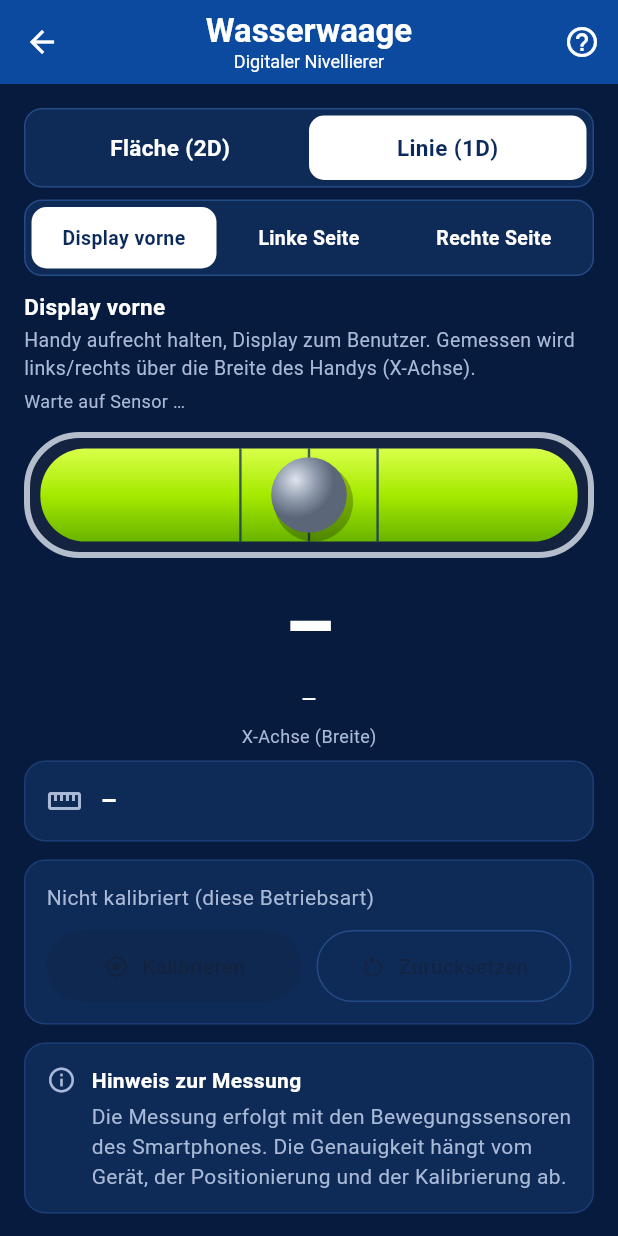
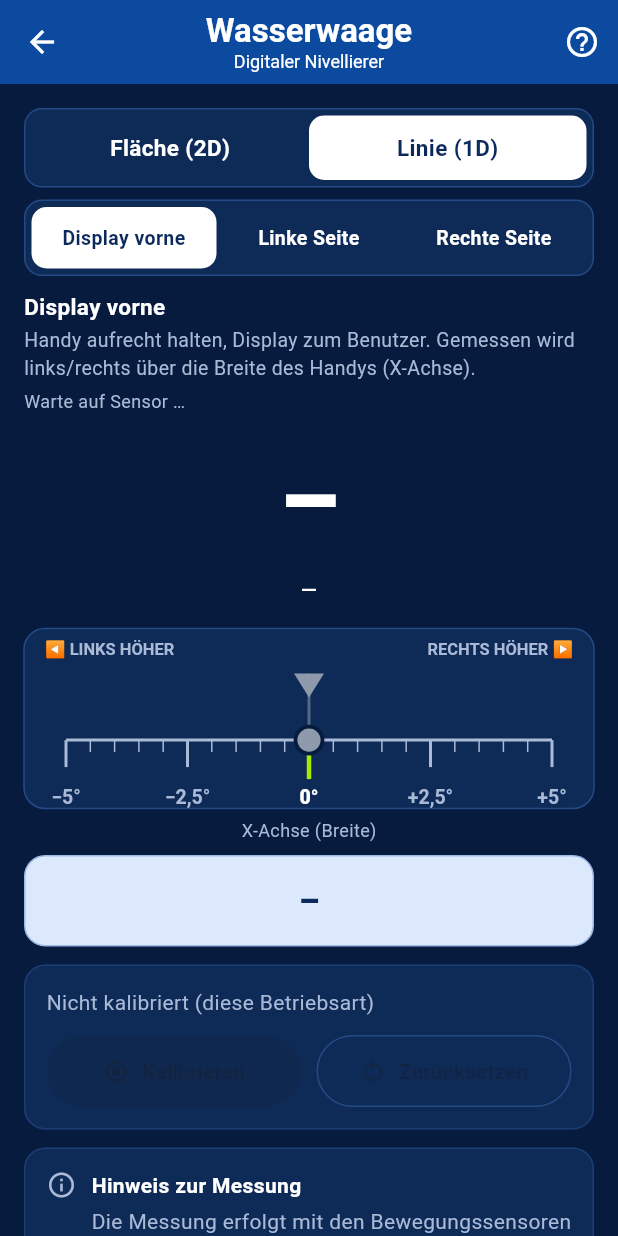
Before and after one commit to astritnika2-werk/werkcalc, a Flutter app: the WasserwaagePage screen opened directly, after a tap on "Linie (1D)", on a phone screen of 412 x 824 dp. Run offline on Flutter 3.47's test engine with Material 3 defaults, Android fonts, the phone set to English and light mode, and no system bars; our stand-ins replace image_picker, pdf, printing, sensors_plus, share_plus, shared_preferences and 1 more; missing offline and left inert: google_mlkit_text_recognition; accounts and stored records are empty.

Commit message:
Wasserwaage: digitale Skala (1D) und digitale Fläche (2D) statt Blase; Messlogik unverändert
Co-Authored-By: Claude Sonnet 5.5 <noreply@anthropic.com>
Claude-Session: https://claude.ai/code/session_01PTW2dnjuhFN71tGaVrWHGv

```diff
--- a/lib/wasserwaage_logik.dart
+++ b/lib/wasserwaage_logik.dart
@@ -353,7 +353,7 @@ extension ModusInfo on Modus {
       };
 
   String get anleitung => switch (this) {
-        Modus.flaeche => 'Handy flach auf die Rückseite legen (Display oben). Die Blase zeigt die Neigung in alle Richtungen.',
+        Modus.flaeche => 'Handy flach auf die Rückseite legen (Display oben). Der Marker zeigt die Neigung in alle Richtungen.',
         Modus.linieDisplay =>
           'Handy aufrecht halten, Display zum Benutzer. Gemessen wird links/rechts über die Breite des Handys (X-Achse).',
         Modus.linieLinks =>
--- a/lib/wasserwaage_page.dart
+++ b/lib/wasserwaage_page.dart
@@ -19,9 +19,7 @@ const _kRand = Color(0xFF244A86);
 const _kText = Colors.white;
 const _kText2 = Color(0xFFA9B9D6);
 const _kBlau = Color(0xFF0B4A9F);
-const _kLimeHell = Color(0xFFD9FF4A);
 const _kLimeMitte = Color(0xFFA6EA00);
-const _kLimeDunkel = Color(0xFF68B400);
 const _kGruen = Color(0xFF2FBF4A);
 const _ziffern = [FontFeature.tabularFigures()];
 
@@ -146,22 +144,21 @@ class _WasserwaagePageState extends State<WasserwaagePage> {
           child: Text(
             'Wählen Sie die Betriebsart, passend zur Lage des Handys. Gemessen wird nur in dieser Lage; '
             'nichts wird automatisch erraten.\n\n'
-            'Fläche (2D): Handy flach auf die Rückseite (Display oben). Die Blase zeigt die Neigung in '
-            'zwei Achsen und wandert zur höheren Seite.\n'
+            'Fläche (2D): Handy flach auf die Rückseite (Display oben). Der Marker zeigt die Neigung in '
+            'zwei Achsen (X nach rechts, Y nach vorne) und steht bei X 0,00° / Y 0,00° genau in der Mitte.\n'
             'Linie – Display vorne: Handy aufrecht, Display zum Benutzer. Gemessen wird links/rechts '
             'über die Breite (X-Achse).\n'
             'Linie – Linke Seite: Handy steht auf der linken Seitenkante, Display zum Benutzer '
             '(Oberkante zeigt nach links). Gemessen wird entlang der Längskante (Y-Achse). Die '
             'Anzeige ist dafür gedreht, damit sie in dieser Lage lesbar ist.\n'
             'Linie – Rechte Seite: wie links, nur auf der rechten Seitenkante (Oberkante zeigt nach rechts).\n'
-            'Die Blase wandert immer zur höheren Seite.\n\n'
+            'Der Marker bewegt sich immer zur höheren Seite. Skala: ±5° (darüber bleibt der Marker am Rand und wird orange).\n\n'
             'Kalibrieren: Handy auf eine Referenzfläche legen und „Kalibrieren“ tippen. Die Lage in '
             'dieser Zeit (ca. 2 Sekunden) gilt danach als 0,00°. Die Kalibrierung gilt für die '
             'gewählte Betriebsart. „Zurücksetzen“ löscht alle.\n\n'
             'Neigung: Winkel gegen die Senkrechte der Lage. Gefälle %: Höhenunterschied je 100 cm. '
             'Gefälle mm/m: Höhenunterschied je Meter.\n\n'
-            'Die Skala der Blase ist vergrößert gezeichnet, damit kleine Neigungen sichtbar sind; die '
-            'Zahlen sind unverändert. Die Werte werden mit dem Gyroskop geglättet, damit sie nicht '
+            'Die Anzeige ist linear und verwendet exakt die gemessenen Werte. Die Werte werden mit dem Gyroskop geglättet, damit sie nicht '
             'springen; im Ruhezustand entspricht der Wert genau der Messung.\n\n$_kHinweis',
           ),
         ),
@@ -288,13 +285,20 @@ class _WasserwaagePageState extends State<WasserwaagePage> {
   List<Widget> _flaecheAnsicht(Neigung? n, bool lageOk) {
     final Neigung? m = (n != null && n.gueltig && lageOk) ? n : null;
     return [
+      Center(
+        child: Text(
+          m == null ? 'X – / Y –' : 'X ${zahl(m.aGrad)}° / Y ${zahl(m.bGrad)}°',
+          style: const TextStyle(fontSize: 22, fontWeight: FontWeight.w800, color: _kText, fontFeatures: _ziffern),
+        ),
+      ),
+      const SizedBox(height: 10),
       LayoutBuilder(builder: (context, c) {
         final d = math.min(c.maxWidth, 420.0);
         return Center(
           child: SizedBox(
             width: d,
             height: d,
-            child: CustomPaint(size: Size(d, d), painter: _LibellePainter(neigung: m)),
+            child: CustomPaint(size: Size(d, d), painter: FlaechePainter(neigung: m)),
           ),
         );
       }),
@@ -313,29 +317,46 @@ class _WasserwaagePageState extends State<WasserwaagePage> {
   List<Widget> _linieAnsicht(Modus modus, Linienmessung? l, bool lageOk) {
     final Linienmessung? m = (l != null && l.gueltig && lageOk) ? l : null;
     final grad = m?.grad ?? 0.0;
+    final text = m == null ? '–' : linienRichtung(m).toUpperCase();
+    final waagerecht = m != null && text == 'WAAGERECHT';
     return [
-      SizedBox(
-        height: 84,
-        child: CustomPaint(
-          painter: _RoehrePainter(waagerecht: true, grad: grad, aktiv: m != null),
-          child: const SizedBox.expand(),
-        ),
-      ),
-      const SizedBox(height: 8),
       Center(
         child: Text(m == null ? '–' : '${zahl(grad)}°',
-            style: const TextStyle(fontSize: 52, fontWeight: FontWeight.w800, color: _kText, fontFeatures: _ziffern)),
+            style: const TextStyle(fontSize: 64, fontWeight: FontWeight.w800, color: _kText, fontFeatures: _ziffern)),
       ),
       Center(
         child: Text(
           m == null ? '–' : '${zahl(m.prozent)} %   |   ${zahl(m.mmProM, 0)} mm/m',
-          style: const TextStyle(fontSize: 17, color: _kText, fontFeatures: _ziffern),
+          style: const TextStyle(fontSize: 19, color: _kText, fontFeatures: _ziffern),
         ),
       ),
-      const SizedBox(height: 4),
+      const SizedBox(height: 12),
+      SizedBox(
+        height: 120,
+        child: CustomPaint(
+          painter: SkalaPainter(grad: grad, aktiv: m != null),
+          child: const SizedBox.expand(),
+        ),
+      ),
+      const SizedBox(height: 6),
       Center(child: Text(modus.achseText, style: const TextStyle(color: _kText2, fontSize: 12))),
       const SizedBox(height: 8),
-      _Richtung(text: m == null ? '–' : linienRichtung(m)),
+      Container(
+        width: double.infinity,
+        padding: const EdgeInsets.symmetric(vertical: 14),
+        alignment: Alignment.center,
+        decoration: BoxDecoration(
+          color: waagerecht ? const Color(0xFF123F27) : const Color(0xFFDCE8FB),
+          borderRadius: BorderRadius.circular(14),
+          border: Border.all(color: waagerecht ? _kGruen : const Color(0xFF9DB9E6)),
+        ),
+        child: Text(text,
+            style: TextStyle(
+                fontSize: 22,
+                letterSpacing: 1.2,
+                fontWeight: FontWeight.w800,
+                color: waagerecht ? _kText : const Color(0xFF0B2A5B))),
+      ),
     ];
   }
 
@@ -523,171 +544,222 @@ class _Banner extends StatelessWidget {
   }
 }
 
-class _Richtung extends StatelessWidget {
-  const _Richtung({required this.text});
-  final String text;
+// ───────────────────────── Zeichnung ─────────────────────────
 
-  @override
-  Widget build(BuildContext context) => _Karte(
-        child: Row(children: [
-          const Icon(Icons.straighten, color: _kText2),
-          const SizedBox(width: 12),
-          Expanded(
-            child: Text(text, style: const TextStyle(fontSize: 17, fontWeight: FontWeight.w700, color: _kText)),
-          ),
-        ]),
-      );
+/// Skalenbereich der digitalen Anzeige in Grad (±). Die Anzeige ist linear;
+/// darüber hinaus bleibt der Marker am Rand stehen und wird orange.
+const double _kSkala = 5.0;
+
+/// Lage des Markers auf der 1D-Skala: −1 (links, −5°) … 0 (Mitte, 0°) … +1 (rechts, +5°).
+/// Linear im Messwert; über den Rand hinaus bleibt der Marker am Rand.
+double skalaAnteil(double grad) => (grad / _kSkala).clamp(-1.0, 1.0);
+
+/// Lage des Markers in der 2D-Fläche (x nach rechts, y nach oben, −1…1), linear in den
+/// Messwerten X und Y (Grad). Außerhalb der Skala bleibt die Richtung erhalten.
+({double x, double y, bool ausserhalb}) flaechenAnteil(double xGrad, double yGrad) {
+  final groesst = math.max(xGrad.abs(), yGrad.abs());
+  if (groesst > _kSkala) {
+    return (x: xGrad / groesst, y: yGrad / groesst, ausserhalb: true);
+  }
+  return (x: xGrad / _kSkala, y: yGrad / _kSkala, ausserhalb: false);
+}
+const _kOrange = Color(0xFFFFA24A);
+
+void _beschriften(Canvas canvas, String text, Offset pos,
+    {Color color = _kText2, double size = 12, FontWeight weight = FontWeight.w600, Alignment anker = Alignment.center}) {
+  final tp = TextPainter(
+    text: TextSpan(text: text, style: TextStyle(color: color, fontSize: size, fontWeight: weight, fontFeatures: _ziffern)),
+    textDirection: TextDirection.ltr,
+  )..layout();
+  final dx = pos.dx - tp.width * (anker.x + 1) / 2;
+  final dy = pos.dy - tp.height * (anker.y + 1) / 2;
+  tp.paint(canvas, Offset(dx, dy));
 }
 
-// ───────────────────────── Zeichnung ─────────────────────────
-
-/// Kreislibelle (2D). Die Blase kommt aus derselben Rechnung wie die Zahlen
-/// ([blasenPosition]); sie wandert zur höheren Seite.
-class _LibellePainter extends CustomPainter {
-  _LibellePainter({required this.neigung});
-  final Neigung? neigung;
-
-  static const _ringe = [1.0, 5.0, 15.0, 30.0, 45.0];
-
-  @override
-  void paint(Canvas canvas, Size size) {
-    final n = neigung; // null, wenn kein gültiger Messwert
-    final aktiv = n != null;
-    final mitte = size.center(Offset.zero);
-    final r = size.width / 2 - 4;
-    final rand = r * 0.07;
-    final inner = r - rand;
-
-    // Metallring und Scheibe.
-    canvas.drawCircle(
-      mitte,
-      r,
-      Paint()
-        ..shader = const SweepGradient(colors: [
-          Color(0xFF5B6678), Color(0xFFC3CBD8), Color(0xFF4A5568), Color(0xFFB0B9C8), Color(0xFF5B6678),
-        ]).createShader(Rect.fromCircle(center: mitte, radius: r)),
-    );
-    canvas.drawCircle(
-      mitte,
-      inner,
-      Paint()
-        ..shader = const RadialGradient(
-          colors: [_kLimeHell, _kLimeMitte, _kLimeDunkel],
-          stops: [0.0, 0.65, 1.0],
-        ).createShader(Rect.fromCircle(center: mitte, radius: inner)),
-    );
-
-    final dunkel = Paint()
-      ..style = PaintingStyle.stroke
-      ..strokeWidth = 1.2
-      ..color = const Color(0xFF0B2A5B).withValues(alpha: 0.75);
-    final fein = Paint()
-      ..style = PaintingStyle.stroke
-      ..strokeWidth = 1
-      ..color = const Color(0xFF0B2A5B).withValues(alpha: 0.28);
-
-    final br = inner * 0.12; // Blasenradius
-    final skalaR = inner - br; // Radius der größten Neigung der Lage
-    for (final a in _ringe) {
-      canvas.drawCircle(mitte, skalaR * anzeigeSkala(a), a == 1.0 ? dunkel : fein);
-    }
-    canvas.drawLine(mitte - Offset(inner, 0), mitte + Offset(inner, 0), dunkel);
-    canvas.drawLine(mitte - Offset(0, inner), mitte + Offset(0, inner), dunkel);
-    // Teilstriche am Rand.
-    for (var i = 0; i < 4; i++) {
-      final w = i * math.pi / 2;
-      final d = Offset(math.cos(w), math.sin(w));
-      canvas.drawLine(mitte + d * (inner - 10), mitte + d * inner, dunkel..strokeWidth = 2);
-    }
-
-    // Blase.
-    final pos = n != null ? blasenPosition(n) : (dx: 0.0, dy: 0.0);
-    final bm = mitte + Offset(pos.dx, pos.dy) * skalaR;
-    canvas.drawCircle(bm + Offset(br * 0.15, br * 0.2), br * 1.05, Paint()..color = Colors.black.withValues(alpha: 0.25));
-    canvas.drawCircle(
-      bm,
-      br,
-      Paint()
-        ..shader = RadialGradient(
-          center: const Alignment(-0.35, -0.4),
-          colors: aktiv
-              ? const [Color(0xFFE9FFB5), Color(0xFF2FBF4A), Color(0xFF0B7A2B)]
-              : const [Color(0xFFE0E5EE), Color(0xFF8E99AB), Color(0xFF5B6678)],
-          stops: const [0.0, 0.55, 1.0],
-        ).createShader(Rect.fromCircle(center: bm, radius: br)),
-    );
-  }
-
-  @override
-  bool shouldRepaint(_LibellePainter o) => true;
-}
-
-/// Libellenrohr (1D), waagerecht oder senkrecht. Positiver Winkel: das positive
-/// Ende der Achse (rechts bzw. oben) liegt höher, die Blase wandert dorthin.
-class _RoehrePainter extends CustomPainter {
-  _RoehrePainter({required this.waagerecht, required this.grad, required this.aktiv});
-  final bool waagerecht;
+/// Digitale Skala (1D): −5° … +5°, Marker bewegt sich linear mit dem Messwert.
+/// Bei exakt 0° steht der Marker genau in der Mitte.
+class SkalaPainter extends CustomPainter {
+  SkalaPainter({required this.grad, required this.aktiv});
   final double grad;
   final bool aktiv;
 
   @override
   void paint(Canvas canvas, Size size) {
-    final laenge = waagerecht ? size.width : size.height;
-    final breite = waagerecht ? size.height : size.width;
-    // In waagerechter Richtung zeichnen und bei senkrecht drehen (oben = positiv).
-    canvas.save();
-    if (!waagerecht) {
-      canvas.translate(0, size.height);
-      canvas.rotate(-math.pi / 2);
-    }
-    final rect = Rect.fromLTWH(0, 0, laenge, breite);
-    final rr = RRect.fromRectAndRadius(rect.deflate(2), Radius.circular(breite / 2.4));
-    canvas.drawRRect(rr, Paint()..color = const Color(0xFF14233F));
-    final innen = RRect.fromRectAndRadius(rect.deflate(breite * 0.13), Radius.circular(breite / 2.8));
+    final w = size.width, h = size.height;
+    final box = RRect.fromRectAndRadius(Rect.fromLTWH(0, 0, w, h), const Radius.circular(14));
+    canvas.drawRRect(box, Paint()..color = _kKarte);
     canvas.drawRRect(
-      innen,
-      Paint()
-        ..shader = const LinearGradient(
-          begin: Alignment.topCenter,
-          end: Alignment.bottomCenter,
-          colors: [_kLimeHell, _kLimeMitte, _kLimeDunkel],
-          stops: [0.0, 0.5, 1.0],
-        ).createShader(innen.outerRect),
-    );
-    canvas.drawRRect(
-        rr,
+        box,
         Paint()
           ..style = PaintingStyle.stroke
-          ..strokeWidth = 4
-          ..color = const Color(0xFFB4BDCB));
+          ..strokeWidth = 1
+          ..color = _kRand);
 
-    final br = breite * 0.30;
-    final nutz = laenge / 2 - breite * 0.13 - br - 2;
-    final cx = laenge / 2, cy = breite / 2;
-    final strich = Paint()
-      ..strokeWidth = 1.6
-      ..color = const Color(0xFF0B2A5B).withValues(alpha: 0.75);
-    final dx1 = anzeigeSkala(1.0) * nutz; // Marken bei ±1°
-    for (final x in [cx - dx1 - br, cx + dx1 + br, cx]) {
-      canvas.drawLine(Offset(x, breite * 0.13), Offset(x, breite * 0.87), strich);
+    const rand = 28.0;
+    final x0 = rand, x1 = w - rand;
+    final cx = (x0 + x1) / 2;
+    final achseY = h * 0.62;
+    double xAt(double g) => cx + (g / _kSkala) * (x1 - x0) / 2;
+
+    // Kopfzeile: Richtung der Seiten.
+    _beschriften(canvas, '◀ LINKS HÖHER', Offset(14, 14), size: 11, anker: Alignment.centerLeft);
+    _beschriften(canvas, 'RECHTS HÖHER ▶', Offset(w - 14, 14), size: 11, anker: Alignment.centerRight);
+
+    final achse = Paint()
+      ..color = _kText2
+      ..strokeWidth = 2;
+    canvas.drawLine(Offset(x0, achseY), Offset(x1, achseY), achse);
+
+    // Teilstriche: alle 0,5°, groß bei −5, −2,5, 0, +2,5, +5.
+    for (var i = -10; i <= 10; i++) {
+      final g = i * 0.5;
+      final gross = i % 5 == 0;
+      final null0 = i == 0;
+      final len = null0 ? 26.0 : (gross ? 18.0 : 8.0);
+      canvas.drawLine(
+        Offset(xAt(g), achseY),
+        Offset(xAt(g), achseY + len),
+        Paint()
+          ..color = null0 ? _kLimeMitte : _kText2
+          ..strokeWidth = null0 ? 3 : (gross ? 2 : 1),
+      );
     }
-    final bx = cx + (aktiv ? leistenPosition(grad) : 0) * nutz;
-    canvas.drawCircle(Offset(bx + br * 0.12, cy + br * 0.18), br * 1.05, Paint()..color = Colors.black.withValues(alpha: 0.25));
+    const marken = <double>[-5, -2.5, 0, 2.5, 5];
+    for (final g in marken) {
+      final t = g == 0 ? '0°' : '${g > 0 ? '+' : '−'}${zahl(g.abs(), g.abs() == 2.5 ? 1 : 0)}°';
+      _beschriften(canvas, t, Offset(xAt(g), achseY + 38),
+          color: g == 0 ? _kText : _kText2, size: 13, weight: g == 0 ? FontWeight.w800 : FontWeight.w600);
+    }
+
+    // Marker.
+    final ausserhalb = grad.abs() > _kSkala;
+    final mx = cx + (aktiv ? skalaAnteil(grad) : 0) * (x1 - x0) / 2;
+    final farbe = !aktiv
+        ? const Color(0xFF8E99AB)
+        : (ausserhalb ? _kOrange : (zahl(grad) == '0,00' ? _kGruen : Colors.white));
+    canvas.drawLine(Offset(mx, 30), Offset(mx, achseY), Paint()
+      ..color = farbe.withValues(alpha: 0.55)
+      ..strokeWidth = 2);
+    final dreieck = Path()
+      ..moveTo(mx - 10, 30)
+      ..lineTo(mx + 10, 30)
+      ..lineTo(mx, 46)
+      ..close();
+    canvas.drawPath(dreieck, Paint()..color = farbe);
+    canvas.drawCircle(Offset(mx, achseY), 9, Paint()..color = farbe);
     canvas.drawCircle(
-      Offset(bx, cy),
-      br,
-      Paint()
-        ..shader = RadialGradient(
-          center: const Alignment(-0.35, -0.4),
-          colors: aktiv
-              ? const [Color(0xFFE9FFB5), Color(0xFF2FBF4A), Color(0xFF0B7A2B)]
-              : const [Color(0xFFE0E5EE), Color(0xFF8E99AB), Color(0xFF5B6678)],
-          stops: const [0.0, 0.55, 1.0],
-        ).createShader(Rect.fromCircle(center: Offset(bx, cy), radius: br)),
-    );
-    canvas.restore();
+        Offset(mx, achseY),
+        9,
+        Paint()
+          ..style = PaintingStyle.stroke
+          ..strokeWidth = 2.5
+          ..color = _kBg);
+    if (aktiv && ausserhalb) {
+      _beschriften(canvas, 'außerhalb ±${zahl(_kSkala, 0)}°', Offset(cx, 14), color: _kOrange, size: 11, weight: FontWeight.w700);
+    }
   }
 
   @override
-  bool shouldRepaint(_RoehrePainter o) => true;
+  bool shouldRepaint(SkalaPainter o) => true;
 }
+
+/// Digitale Fläche (2D): X/Y in Grad, Skala ±5°, Marker bewegt sich linear mit
+/// den Messwerten (X nach rechts, Y nach oben = vorne). Exakt in der Mitte bei X 0,00° / Y 0,00°.
+class FlaechePainter extends CustomPainter {
+  FlaechePainter({required this.neigung});
+  final Neigung? neigung; // null: kein gültiger Messwert
+
+  @override
+  void paint(Canvas canvas, Size size) {
+    final n = neigung;
+    final aktiv = n != null;
+    final w = size.width;
+    final box = RRect.fromRectAndRadius(Rect.fromLTWH(0, 0, w, w), const Radius.circular(16));
+    canvas.drawRRect(box, Paint()..color = _kKarte);
+    canvas.drawRRect(
+        box,
+        Paint()
+          ..style = PaintingStyle.stroke
+          ..strokeWidth = 1
+          ..color = _kRand);
+
+    const rand = 36.0;
+    final feld = Rect.fromLTWH(rand, rand, w - 2 * rand, w - 2 * rand);
+    final mitte = feld.center;
+    final halb = feld.width / 2;
+    double px(double g) => mitte.dx + g / _kSkala * halb;
+    double py(double g) => mitte.dy - g / _kSkala * halb;
+
+    canvas.drawRect(feld, Paint()..color = const Color(0xFF0A2149));
+    // Raster: alle 1°, kräftiger bei 0, ±2,5, ±5.
+    for (var i = -5; i <= 5; i++) {
+      final fein = Paint()
+        ..strokeWidth = 1
+        ..color = _kRand.withValues(alpha: 0.55);
+      canvas.drawLine(Offset(px(i.toDouble()), feld.top), Offset(px(i.toDouble()), feld.bottom), fein);
+      canvas.drawLine(Offset(feld.left, py(i.toDouble())), Offset(feld.right, py(i.toDouble())), fein);
+    }
+    final kraeftig = Paint()
+      ..strokeWidth = 1.5
+      ..color = _kText2.withValues(alpha: 0.8);
+    for (final g in const [-2.5, 2.5]) {
+      canvas.drawLine(Offset(px(g), feld.top), Offset(px(g), feld.bottom), kraeftig);
+      canvas.drawLine(Offset(feld.left, py(g)), Offset(feld.right, py(g)), kraeftig);
+    }
+    canvas.drawRect(
+        feld,
+        Paint()
+          ..style = PaintingStyle.stroke
+          ..strokeWidth = 2
+          ..color = _kText2);
+    // Achsenkreuz und Mittenring.
+    final kreuz = Paint()
+      ..strokeWidth = 2.5
+      ..color = Colors.white;
+    canvas.drawLine(Offset(feld.left, mitte.dy), Offset(feld.right, mitte.dy), kreuz);
+    canvas.drawLine(Offset(mitte.dx, feld.top), Offset(mitte.dx, feld.bottom), kreuz);
+    canvas.drawCircle(
+        mitte,
+        halb * 0.06,
+        Paint()
+          ..style = PaintingStyle.stroke
+          ..strokeWidth = 2
+          ..color = _kLimeMitte);
+
+    // Beschriftung der Skala und der Seiten.
+    for (final g in const [-5.0, -2.5, 0.0, 2.5, 5.0]) {
+      final t = g == 0 ? '0°' : '${g > 0 ? '+' : '−'}${zahl(g.abs(), g.abs() == 2.5 ? 1 : 0)}°';
+      _beschriften(canvas, t, Offset(px(g), feld.bottom + 10), size: 11);
+      _beschriften(canvas, t, Offset(feld.left - 6, py(g)), size: 11, anker: Alignment.centerRight);
+    }
+    _beschriften(canvas, 'VORNE', Offset(mitte.dx, 11), size: 11, weight: FontWeight.w800);
+    _beschriften(canvas, 'HINTEN', Offset(mitte.dx, w - 11), size: 11, weight: FontWeight.w800);
+    _beschriften(canvas, 'LINKS', Offset(6, w - 11), size: 11, weight: FontWeight.w800, anker: Alignment.centerLeft);
+    _beschriften(canvas, 'RECHTS', Offset(w - 6, w - 11), size: 11, weight: FontWeight.w800, anker: Alignment.centerRight);
+
+    // Marker. Außerhalb der Skala bleibt er am Rand (Richtung bleibt erhalten) und wird orange.
+    final fm = flaechenAnteil(n?.aGrad ?? 0.0, n?.bGrad ?? 0.0);
+    final ausserhalb = fm.ausserhalb;
+    final pos = Offset(mitte.dx + fm.x * halb, mitte.dy - fm.y * halb);
+    final nn = n;
+    final farbe = nn == null
+        ? const Color(0xFF8E99AB)
+        : (ausserhalb ? _kOrange : (zahl(nn.aGrad) == '0,00' && zahl(nn.bGrad) == '0,00' ? _kGruen : _kLimeMitte));
+    canvas.drawCircle(pos, 15, Paint()..color = farbe.withValues(alpha: 0.28));
+    canvas.drawCircle(pos, 9, Paint()..color = farbe);
+    canvas.drawCircle(
+        pos,
+        9,
+        Paint()
+          ..style = PaintingStyle.stroke
+          ..strokeWidth = 2.5
+          ..color = _kBg);
+    if (aktiv && ausserhalb) {
+      _beschriften(canvas, 'außerhalb ±${zahl(_kSkala, 0)}°', Offset(feld.right - 4, feld.top + 12),
+          color: _kOrange, size: 11, weight: FontWeight.w700, anker: Alignment.centerRight);
+    }
+  }
+
+  @override
+  bool shouldRepaint(FlaechePainter o) => true;
+}
```
Also changed, not shown: 1 other file.
